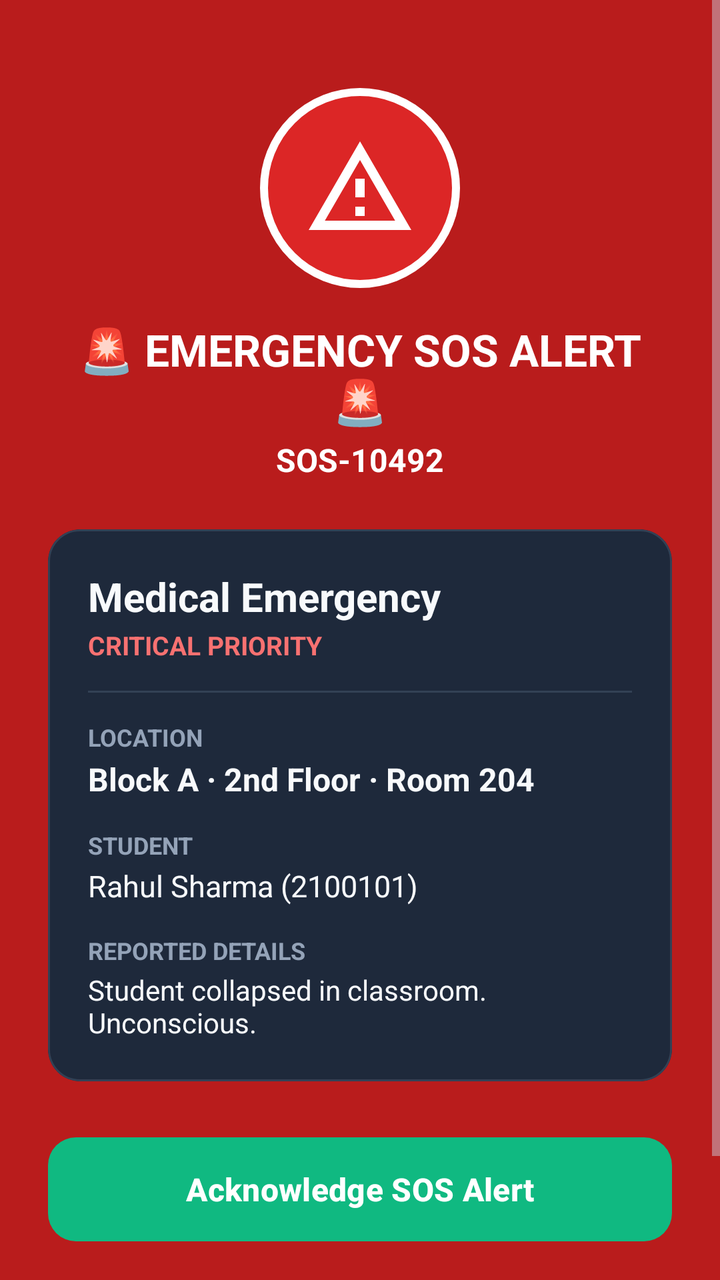
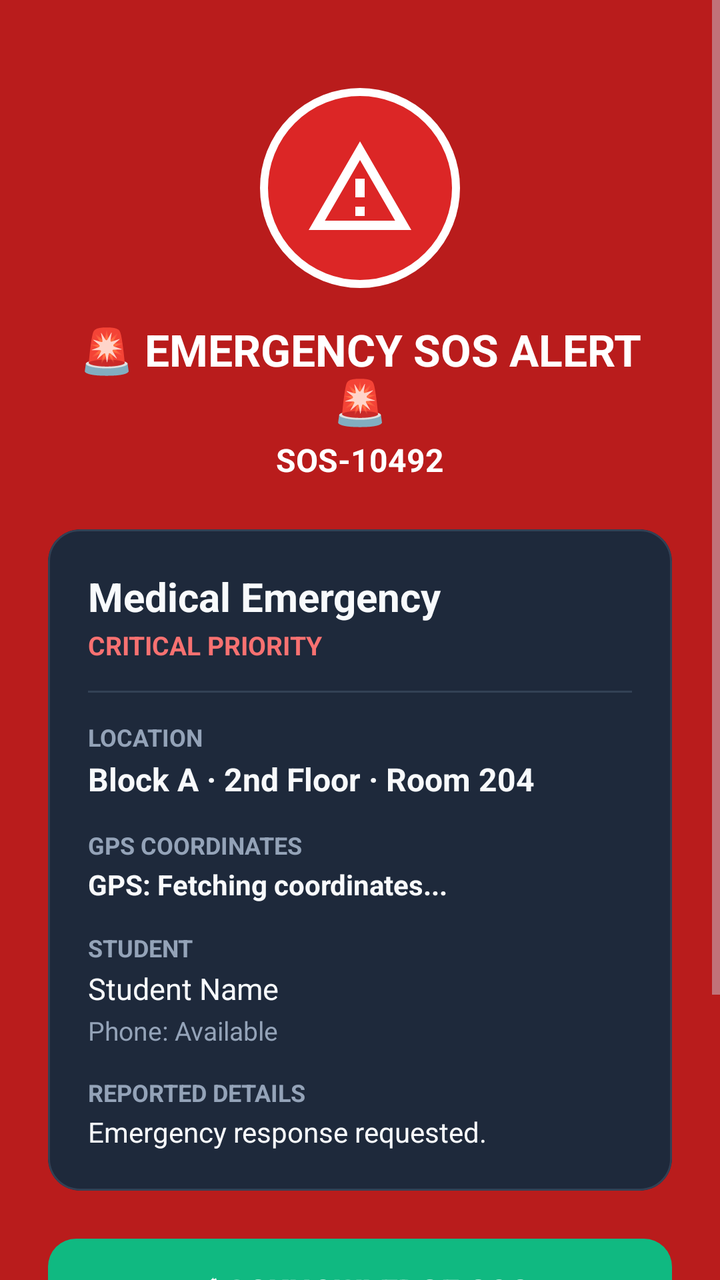

The first picture is an Android layout as it rendered before a commit; the second is the same layout after the commit. The layout source and the unified diff follow.
<!-- AndroidManifest.xml: application theme Theme.EmergencySosResponder -->
<!-- res/layout/activity_incident_alert.xml -->
<?xml version="1.0" encoding="utf-8"?>
<ScrollView xmlns:android="http://schemas.android.com/apk/res/android"
    xmlns:app="http://schemas.android.com/apk/res-auto"
    android:layout_width="match_parent"
    android:layout_height="match_parent"
    android:fillViewport="true"
    android:background="@color/alarm_red">

    <LinearLayout
        android:layout_width="match_parent"
        android:layout_height="wrap_content"
        android:orientation="vertical"
        android:padding="24dp"
        android:gravity="center_horizontal">

        
        <FrameLayout
            android:layout_width="100dp"
            android:layout_height="100dp"
            android:layout_marginTop="20dp"
            android:background="@drawable/bg_pulse_alert">

            <ImageView
                android:layout_width="56dp"
                android:layout_height="56dp"
                android:layout_gravity="center"
                android:src="@drawable/ic_stat_sos"
                app:tint="@color/white"
                android:contentDescription="Emergency Alarm" />
        </FrameLayout>

        <TextView
            android:layout_width="wrap_content"
            android:layout_height="wrap_content"
            android:text="🚨 EMERGENCY SOS ALERT 🚨"
            android:textColor="@color/white"
            android:textSize="22sp"
            android:textStyle="bold"
            android:layout_marginTop="16dp"
            android:gravity="center" />

        <TextView
            android:id="@+id/tvAlertId"
            android:layout_width="wrap_content"
            android:layout_height="wrap_content"
            android:text="SOS-10492"
            android:textColor="@color/white"
            android:textSize="16sp"
            android:textStyle="bold"
            android:layout_marginTop="4dp" />

        
        <com.google.android.material.card.MaterialCardView
            android:layout_width="match_parent"
            android:layout_height="wrap_content"
            android:layout_marginTop="24dp"
            app:cardBackgroundColor="@color/surface"
            app:cardCornerRadius="16dp"
            app:strokeColor="@color/surface_variant"
            app:strokeWidth="1dp">

            <LinearLayout
                android:layout_width="match_parent"
                android:layout_height="wrap_content"
                android:orientation="vertical"
                android:padding="20dp">

                <TextView
                    android:id="@+id/tvCategory"
                    android:layout_width="wrap_content"
                    android:layout_height="wrap_content"
                    android:text="Medical Emergency"
                    android:textColor="@color/text_primary"
                    android:textSize="20sp"
                    android:textStyle="bold" />

                <TextView
                    android:id="@+id/tvPriority"
                    android:layout_width="wrap_content"
                    android:layout_height="wrap_content"
                    android:text="CRITICAL PRIORITY"
                    android:textColor="@color/primary_light"
                    android:textSize="13sp"
                    android:textStyle="bold"
                    android:layout_marginTop="2dp" />

                <View
                    android:layout_width="match_parent"
                    android:layout_height="1dp"
                    android:background="@color/surface_variant"
                    android:layout_marginVertical="14dp" />

                
                <TextView
                    android:layout_width="wrap_content"
                    android:layout_height="wrap_content"
                    android:text="LOCATION"
                    android:textColor="@color/text_secondary"
                    android:textSize="12sp"
                    android:textStyle="bold" />

                <TextView
                    android:id="@+id/tvLocation"
                    android:layout_width="wrap_content"
                    android:layout_height="wrap_content"
                    android:text="Block A · 2nd Floor · Room 204"
                    android:textColor="@color/text_primary"
                    android:textSize="16sp"
                    android:textStyle="bold"
                    android:layout_marginTop="2dp" />

                
                <TextView
                    android:layout_width="wrap_content"
                    android:layout_height="wrap_content"
                    android:text="STUDENT"
                    android:textColor="@color/text_secondary"
                    android:textSize="12sp"
                    android:textStyle="bold"
                    android:layout_marginTop="14dp" />

                <TextView
                    android:id="@+id/tvStudent"
                    android:layout_width="wrap_content"
                    android:layout_height="wrap_content"
                    android:text="Rahul Sharma (2100101)"
                    android:textColor="@color/text_primary"
                    android:textSize="15sp"
                    android:layout_marginTop="2dp" />

                
                <TextView
                    android:layout_width="wrap_content"
                    android:layout_height="wrap_content"
                    android:text="REPORTED DETAILS"
                    android:textColor="@color/text_secondary"
                    android:textSize="12sp"
                    android:textStyle="bold"
                    android:layout_marginTop="14dp" />

                <TextView
                    android:id="@+id/tvDescription"
                    android:layout_width="wrap_content"
                    android:layout_height="wrap_content"
                    android:text="Student collapsed in classroom. Unconscious."
                    android:textColor="@color/text_primary"
                    android:textSize="14sp"
                    android:layout_marginTop="2dp" />

            </LinearLayout>
        </com.google.android.material.card.MaterialCardView>

        
        <com.google.android.material.button.MaterialButton
            android:id="@+id/btnAcknowledgeAlert"
            android:layout_width="match_parent"
            android:layout_height="60dp"
            android:text="@string/btn_acknowledge"
            android:textColor="@color/white"
            android:textSize="16sp"
            android:textStyle="bold"
            android:layout_marginTop="24dp"
            app:backgroundTint="@color/success"
            app:cornerRadius="14dp" />

        <LinearLayout
            android:layout_width="match_parent"
            android:layout_height="wrap_content"
            android:orientation="horizontal"
            android:layout_marginTop="12dp">

            <com.google.android.material.button.MaterialButton
                android:id="@+id/btnSilenceSiren"
                android:layout_width="0dp"
                android:layout_height="48dp"
                android:layout_weight="1"
                android:text="@string/btn_silence"
                android:textColor="@color/white"
                android:textSize="14sp"
                app:backgroundTint="@color/alarm_pulse"
                app:cornerRadius="10dp" />

            <Space
                android:layout_width="12dp"
                android:layout_height="wrap_content" />

            <com.google.android.material.button.MaterialButton
                android:id="@+id/btnDismiss"
                android:layout_width="0dp"
                android:layout_height="48dp"
                android:layout_weight="1"
                android:text="Open Dashboard"
                android:textColor="@color/white"
                android:textSize="14sp"
                style="@style/Widget.MaterialComponents.Button.OutlinedButton"
                app:strokeColor="@color/white"
                app:cornerRadius="10dp" />
        </LinearLayout>

    </LinearLayout>
</ScrollView>
<!-- resources referenced by this layout -->
<resources>
  <color name="alarm_pulse">#7F1D1D</color>
  <color name="alarm_red">#B91C1C</color>
  <color name="primary_light">#F87171</color>
  <color name="success">#10B981</color>
  <color name="surface">#1E293B</color>
  <color name="surface_variant">#334155</color>
  <color name="text_primary">#F8FAFC</color>
  <color name="text_secondary">#94A3B8</color>
  <color name="white">#FFFFFF</color>
  <!-- drawable bg_pulse_alert (drawable) -->
  <?xml version="1.0" encoding="utf-8"?>
  <shape xmlns:android="http://schemas.android.com/apk/res/android"
      android:shape="oval">
      <solid android:color="@color/primary" />
      <stroke
          android:width="4dp"
          android:color="@color/white" />
  </shape>
  <!-- drawable ic_stat_sos (drawable) -->
  <vector xmlns:android="http://schemas.android.com/apk/res/android"
      android:width="24dp"
      android:height="24dp"
      android:viewportWidth="24"
      android:viewportHeight="24">
    <path
        android:fillColor="#FFFFFFFF"
        android:pathData="M12,2L1,21h22L12,2zM12,6l7.53,13H4.47L12,6zM11,10v4h2v-4h-2zM11,16v2h2v-2h-2z"/>
  </vector>
  <string name="btn_acknowledge">Acknowledge SOS Alert</string>
  <string name="btn_silence">Silence Siren</string>
  <style name="Theme.EmergencySosResponder" parent="Theme.Material3.Dark.NoActionBar">
          <item name="colorPrimary">@color/primary</item>
          <item name="colorOnPrimary">@color/white</item>
          <item name="colorSecondary">@color/accent</item>
          <item name="android:statusBarColor">@color/background</item>
          <item name="android:navigationBarColor">@color/background</item>
          <item name="android:windowBackground">@color/background</item>
      </style>
  <color name="primary">#DC2626</color>
  <color name="accent">#EA580C</color>
  <color name="background">#0F172A</color>
</resources>

<!-- the commit's change to res/layout/activity_incident_alert.xml (unified diff, before → after) -->
@@ -113,6 +113,26 @@
                 <TextView
                     android:layout_width="wrap_content"
                     android:layout_height="wrap_content"
+                    android:text="GPS COORDINATES"
+                    android:textColor="@color/text_secondary"
+                    android:textSize="12sp"
+                    android:textStyle="bold"
+                    android:layout_marginTop="14dp" />
+
+                <TextView
+                    android:id="@+id/tvGpsCoordinates"
+                    android:layout_width="wrap_content"
+                    android:layout_height="wrap_content"
+                    android:text="GPS: Fetching coordinates..."
+                    android:textColor="@color/text_primary"
+                    android:textSize="14sp"
+                    android:textStyle="bold"
+                    android:layout_marginTop="2dp" />
+
+                
+                <TextView
+                    android:layout_width="wrap_content"
+                    android:layout_height="wrap_content"
                     android:text="STUDENT"
                     android:textColor="@color/text_secondary"
                     android:textSize="12sp"
@@ -123,11 +143,20 @@
                     android:id="@+id/tvStudent"
                     android:layout_width="wrap_content"
                     android:layout_height="wrap_content"
-                    android:text="Rahul Sharma (2100101)"
+                    android:text="Student Name"
                     android:textColor="@color/text_primary"
                     android:textSize="15sp"
                     android:layout_marginTop="2dp" />
 
+                <TextView
+                    android:id="@+id/tvStudentPhone"
+                    android:layout_width="wrap_content"
+                    android:layout_height="wrap_content"
+                    android:text="Phone: Available"
+                    android:textColor="@color/text_secondary"
+                    android:textSize="13sp"
+                    android:layout_marginTop="2dp" />
+
                 
                 <TextView
                     android:layout_width="wrap_content"
@@ -142,7 +171,7 @@
                     android:id="@+id/tvDescription"
                     android:layout_width="wrap_content"
                     android:layout_height="wrap_content"
-                    android:text="Student collapsed in classroom. Unconscious."
+                    android:text="Emergency response requested."
                     android:textColor="@color/text_primary"
                     android:textSize="14sp"
                     android:layout_marginTop="2dp" />
@@ -155,14 +184,15 @@
             android:id="@+id/btnAcknowledgeAlert"
             android:layout_width="match_parent"
             android:layout_height="60dp"
-            android:text="@string/btn_acknowledge"
+            android:text="✓ ACKNOWLEDGE SOS"
             android:textColor="@color/white"
             android:textSize="16sp"
             android:textStyle="bold"
-            android:layout_marginTop="24dp"
+            android:layout_marginTop="20dp"
             app:backgroundTint="@color/success"
             app:cornerRadius="14dp" />
 
+        
         <LinearLayout
             android:layout_width="match_parent"
             android:layout_height="wrap_content"
@@ -170,18 +200,54 @@
             android:layout_marginTop="12dp">
 
             <com.google.android.material.button.MaterialButton
+                android:id="@+id/btnCallStudent"
+                android:layout_width="0dp"
+                android:layout_height="54dp"
+                android:layout_weight="1"
+                android:text="📞 CALL STUDENT"
+                android:textColor="@color/white"
+                android:textSize="13sp"
+                android:textStyle="bold"
+                app:backgroundTint="#2563EB"
+                app:cornerRadius="12dp" />
+
+            <Space
+                android:layout_width="10dp"
+                android:layout_height="wrap_content" />
+
+            <com.google.android.material.button.MaterialButton
+                android:id="@+id/btnViewLocation"
+                android:layout_width="0dp"
+                android:layout_height="54dp"
+                android:layout_weight="1"
+                android:text="📍 VIEW LOCATION"
+                android:textColor="@color/white"
+                android:textSize="13sp"
+                android:textStyle="bold"
+                app:backgroundTint="#059669"
+                app:cornerRadius="12dp" />
+        </LinearLayout>
+
+        
+        <LinearLayout
+            android:layout_width="match_parent"
+            android:layout_height="wrap_content"
+            android:orientation="horizontal"
+            android:layout_marginTop="10dp">
+
+            <com.google.android.material.button.MaterialButton
                 android:id="@+id/btnSilenceSiren"
                 android:layout_width="0dp"
                 android:layout_height="48dp"
                 android:layout_weight="1"
-                android:text="@string/btn_silence"
-                android:textColor="@color/white"
-                android:textSize="14sp"
+                android:text="🔇 SILENCE SIREN"
+                android:textColor="@color/white"
+                android:textSize="13sp"
                 app:backgroundTint="@color/alarm_pulse"
                 app:cornerRadius="10dp" />
 
             <Space
-                android:layout_width="12dp"
+                android:layout_width="10dp"
                 android:layout_height="wrap_content" />
 
             <com.google.android.material.button.MaterialButton
@@ -189,9 +255,9 @@
                 android:layout_width="0dp"
                 android:layout_height="48dp"
                 android:layout_weight="1"
-                android:text="Open Dashboard"
-                android:textColor="@color/white"
-                android:textSize="14sp"
+                android:text="DASHBOARD"
+                android:textColor="@color/white"
+                android:textSize="13sp"
                 style="@style/Widget.MaterialComponents.Button.OutlinedButton"
                 app:strokeColor="@color/white"
                 app:cornerRadius="10dp" />
<!-- resource entries referenced after the edit -->
@@ -28,8 +28,6 @@
         android:fillColor="#FFFFFFFF"
         android:pathData="M12,2L1,21h22L12,2zM12,6l7.53,13H4.47L12,6zM11,10v4h2v-4h-2zM11,16v2h2v-2h-2z"/>
   </vector>
-  <string name="btn_acknowledge">Acknowledge SOS Alert</string>
-  <string name="btn_silence">Silence Siren</string>
   <style name="Theme.EmergencySosResponder" parent="Theme.Material3.Dark.NoActionBar">
           <item name="colorPrimary">@color/primary</item>
           <item name="colorOnPrimary">@color/white</item>
